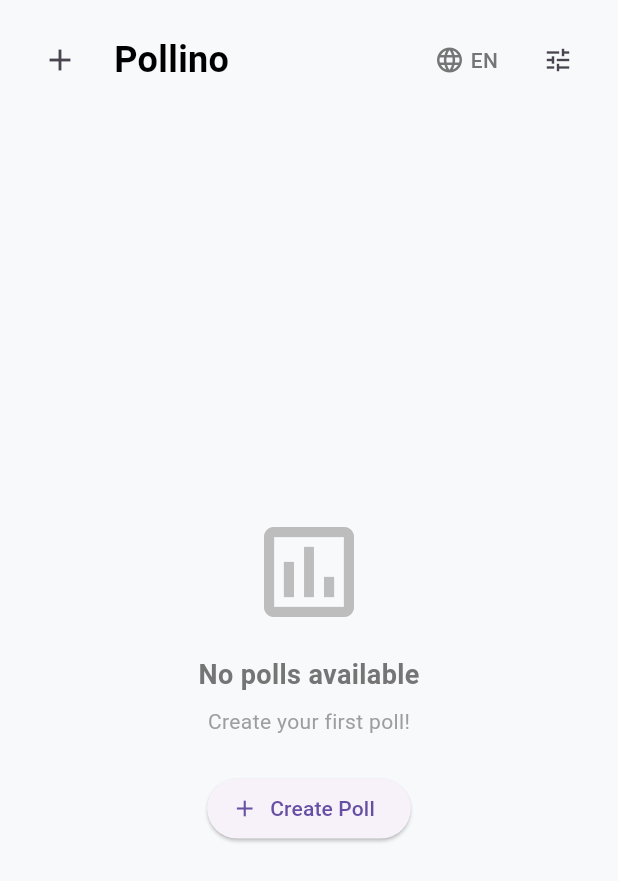
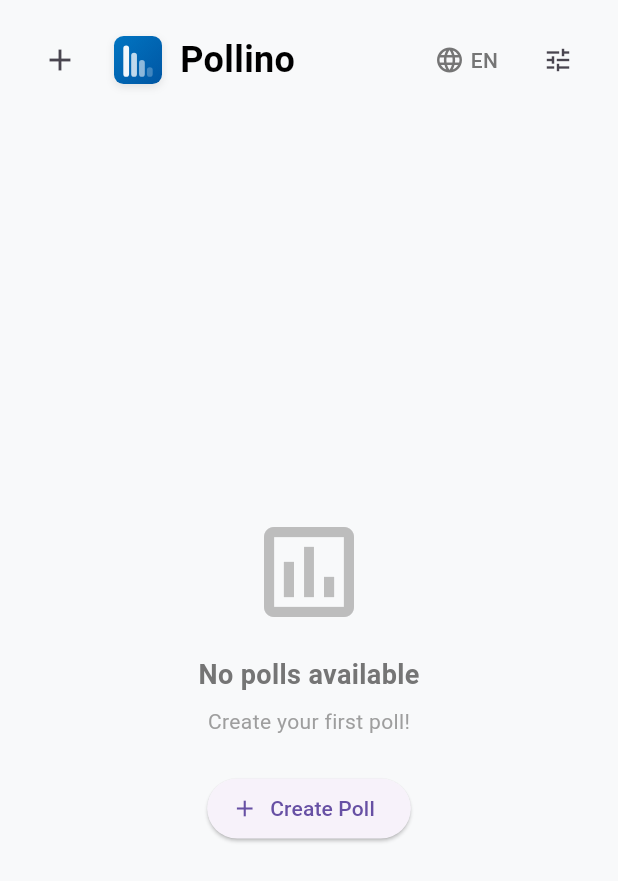
Before and after one commit to Ahmadre/Pollino, a Flutter app: the screen it shows after launch, on a phone screen of 412 x 824 dp. Shown: the top 881 px of the screen. Run offline on Flutter 3.47's test engine with Material 3 defaults, Android fonts, the light colour scheme and no system bars; our stand-ins replace connectivity_plus, dartz, equatable, flutter_bloc, freezed_annotation, get_it and 5 more; accounts and stored records are empty; generated files the repository leaves out were written again.

Commit message:
[feat]: create logo

```diff
--- /dev/null
+++ b/frontend/lib/core/widgets/pollino_logo.dart
@@ -0,0 +1,103 @@
+import 'package:flutter/material.dart';
+
+class PollinoLogo extends StatelessWidget {
+  final double size;
+  final bool showText;
+  final Color? color;
+
+  const PollinoLogo({
+    super.key,
+    this.size = 40,
+    this.showText = true,
+    this.color,
+  });
+
+  @override
+  Widget build(BuildContext context) {
+    if (showText) {
+      return Row(
+        mainAxisSize: MainAxisSize.min,
+        children: [
+          _buildLogoIcon(),
+          const SizedBox(width: 8),
+          Text(
+            'Pollino',
+            style: TextStyle(
+              fontSize: size * 0.6,
+              fontWeight: FontWeight.bold,
+              color: color ?? Colors.black,
+            ),
+          ),
+        ],
+      );
+    }
+    return _buildLogoIcon();
+  }
+
+  Widget _buildLogoIcon() {
+    return Container(
+      width: size,
+      height: size,
+      decoration: BoxDecoration(
+        gradient: const LinearGradient(
+          begin: Alignment.topLeft,
+          end: Alignment.bottomRight,
+          colors: [Color(0xFF0175C2), Color(0xFF0056A3)],
+        ),
+        borderRadius: BorderRadius.circular(size * 0.2),
+        boxShadow: [
+          BoxShadow(
+            color: Colors.black.withValues(alpha: 0.1),
+            blurRadius: 4,
+            offset: const Offset(0, 2),
+          ),
+        ],
+      ),
+      child: Padding(
+        padding: EdgeInsets.all(size * 0.15),
+        child: Row(
+          mainAxisAlignment: MainAxisAlignment.spaceEvenly,
+          crossAxisAlignment: CrossAxisAlignment.end,
+          children: [
+            // Bar 1 - Tallest
+            Container(
+              width: size * 0.12,
+              height: size * 0.65,
+              decoration: BoxDecoration(
+                color: Colors.white.withValues(alpha: 0.95),
+                borderRadius: BorderRadius.circular(size * 0.06),
+              ),
+            ),
+            // Bar 2 - Medium
+            Container(
+              width: size * 0.12,
+              height: size * 0.5,
+              decoration: BoxDecoration(
+                color: Colors.white.withValues(alpha: 0.75),
+                borderRadius: BorderRadius.circular(size * 0.06),
+              ),
+            ),
+            // Bar 3 - Shorter
+            Container(
+              width: size * 0.12,
+              height: size * 0.35,
+              decoration: BoxDecoration(
+                color: Colors.white.withValues(alpha: 0.55),
+                borderRadius: BorderRadius.circular(size * 0.06),
+              ),
+            ),
+            // Bar 4 - Shortest
+            Container(
+              width: size * 0.12,
+              height: size * 0.2,
+              decoration: BoxDecoration(
+                color: Colors.white.withValues(alpha: 0.25),
+                borderRadius: BorderRadius.circular(size * 0.06),
+              ),
+            ),
+          ],
+        ),
+      ),
+    );
+  }
+}
--- a/frontend/lib/screens/home_screen.dart
+++ b/frontend/lib/screens/home_screen.dart
@@ -4,6 +4,7 @@ import 'package:flutter_bloc/flutter_bloc.dart';
 import 'package:pollino/bloc/poll_bloc.dart';
 import 'package:pollino/core/localization/i18n_service.dart';
 import 'package:pollino/core/localization/language_switcher.dart';
+import 'package:pollino/core/widgets/pollino_logo.dart';
 import 'package:pollino/services/like_service.dart';
 import 'package:routemaster/routemaster.dart';
 import 'package:supabase_flutter/supabase_flutter.dart';
@@ -122,6 +123,11 @@ class _HomeScreenState extends State<HomeScreen> {
                     padding: EdgeInsets.zero,
                     constraints: const BoxConstraints(),
                     tooltip: 'Neue Umfrage erstellen',
+                  ),
+                  const SizedBox(width: 12),
+                  const PollinoLogo(
+                    size: 32,
+                    showText: false,
                   ),
                   const SizedBox(width: 12),
                   Text(
```
Also changed, not shown: 10 other files.
